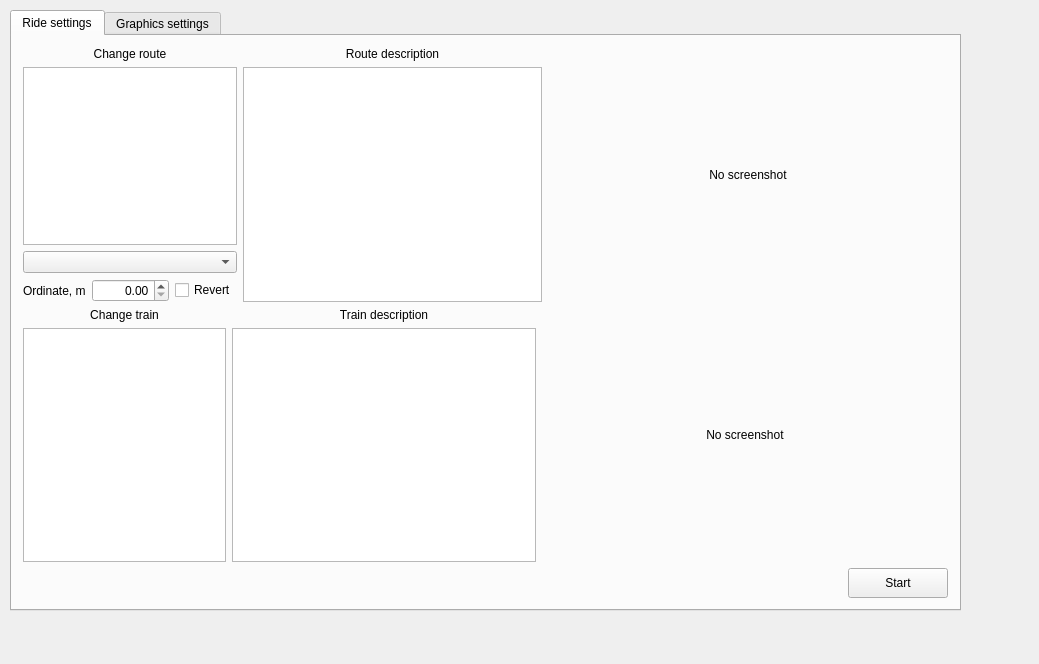
maisvendoo/RRS, file launcher/forms/mainwindow.ui: the form before one commit.
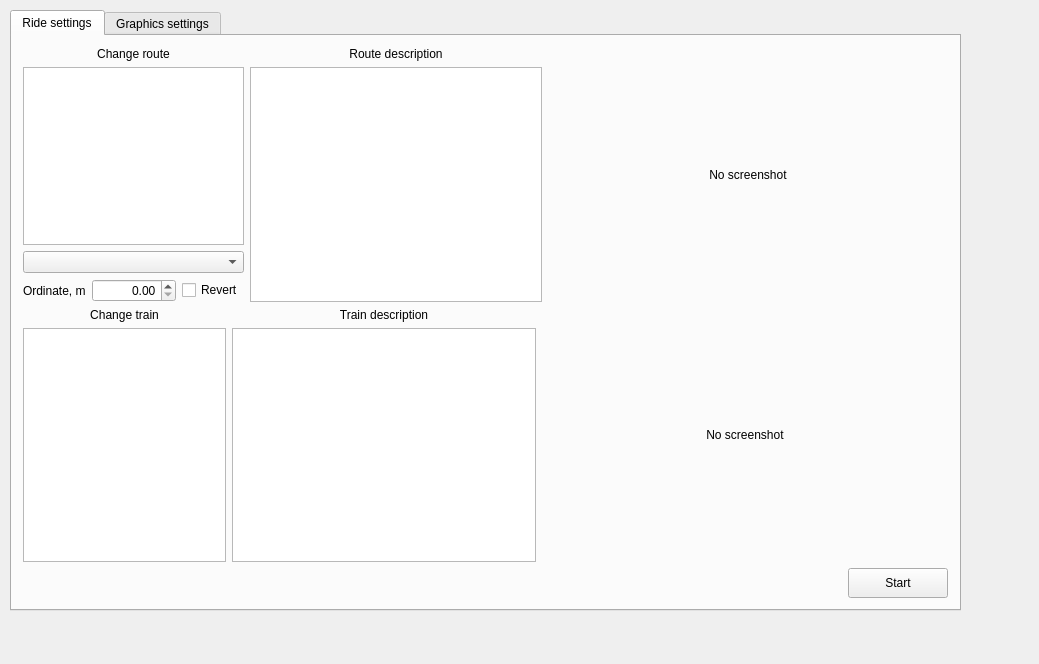
The form after the commit.

```diff
--- a/launcher/forms/mainwindow.ui
+++ b/launcher/forms/mainwindow.ui
@@ -115,7 +115,7 @@
                  <set>Qt::AlignRight|Qt::AlignTrailing|Qt::AlignVCenter</set>
                 </property>
                 <property name="maximum">
-                 <double>40000.000000000000000</double>
+                 <double>40000000.000000000000000</double>
                 </property>
                </widget>
               </item>
```
Left out of the diff: 2 changed lines with no effect on the pictures.
